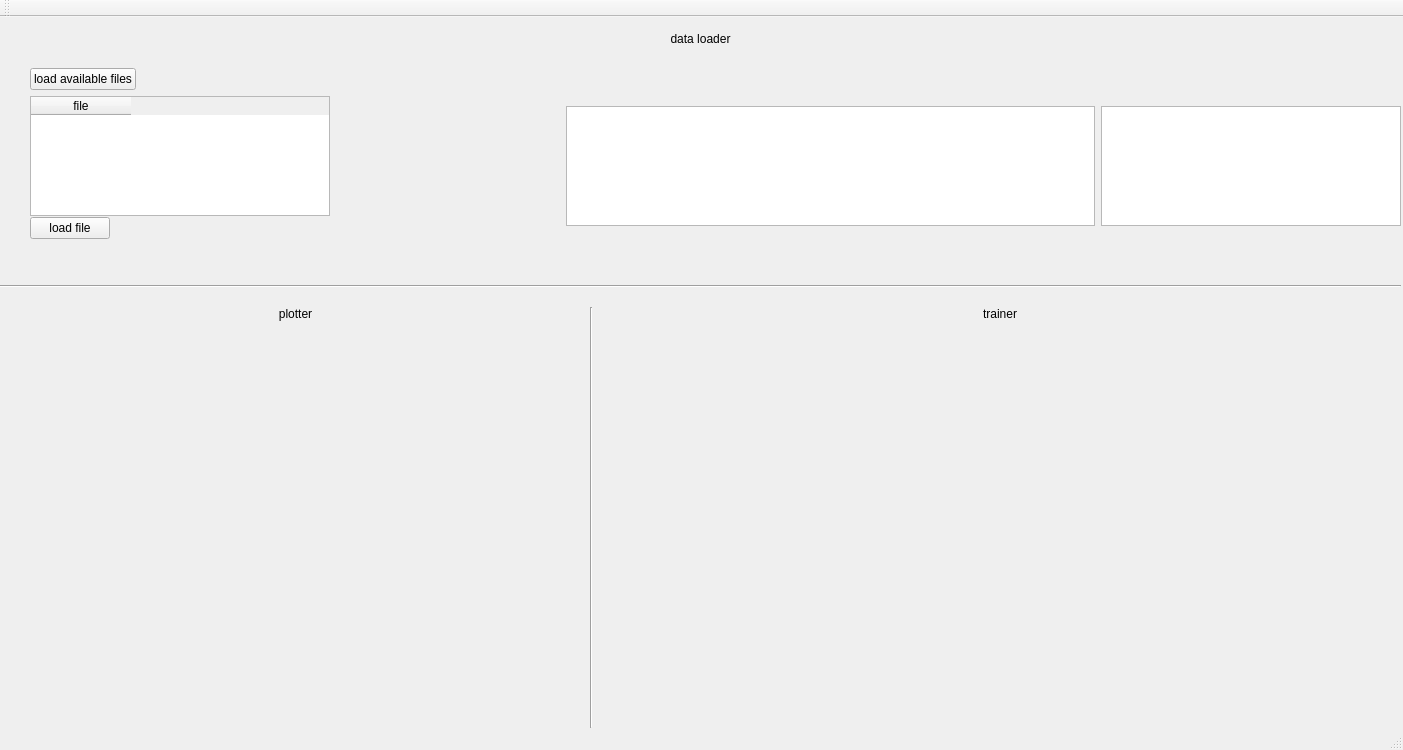
The window that gui/controlboard.ui (wiederin/linear-regression-pipeline) describes before a commit, drawn with Qt 5.
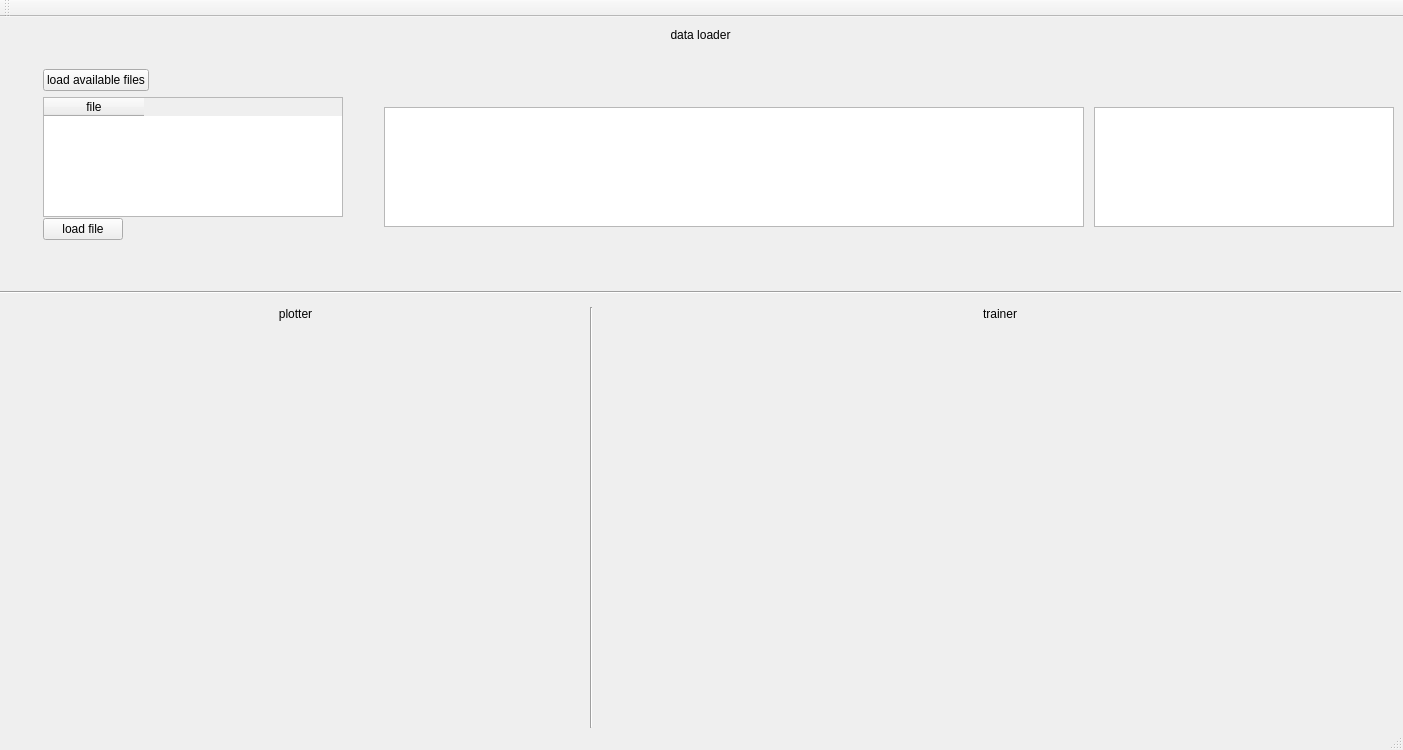
The same window after the commit.

Commit message: fix file list width

```diff
--- a/gui/controlboard.ui
+++ b/gui/controlboard.ui
@@ -86,6 +86,13 @@
         </spacer>
        </item>
        <item>
+        <widget class="QFrame" name="verticalFrame_2">
+         <property name="maximumSize">
+          <size>
+           <width>340</width>
+           <height>16777215</height>
+          </size>
+         </property>
         <layout class="QVBoxLayout" name="verticalLayout">
          <item alignment="Qt::AlignLeft">
           <widget class="QPushButton" name="lfs_button">
@@ -166,6 +173,7 @@
           </widget>
          </item>
         </layout>
+        </widget>
        </item>
        <item>
         <widget class="QTextBrowser" name="textBrowser">
```
Lines whose indentation alone changed are shown as unchanged. The commit also changes 1 other file.
